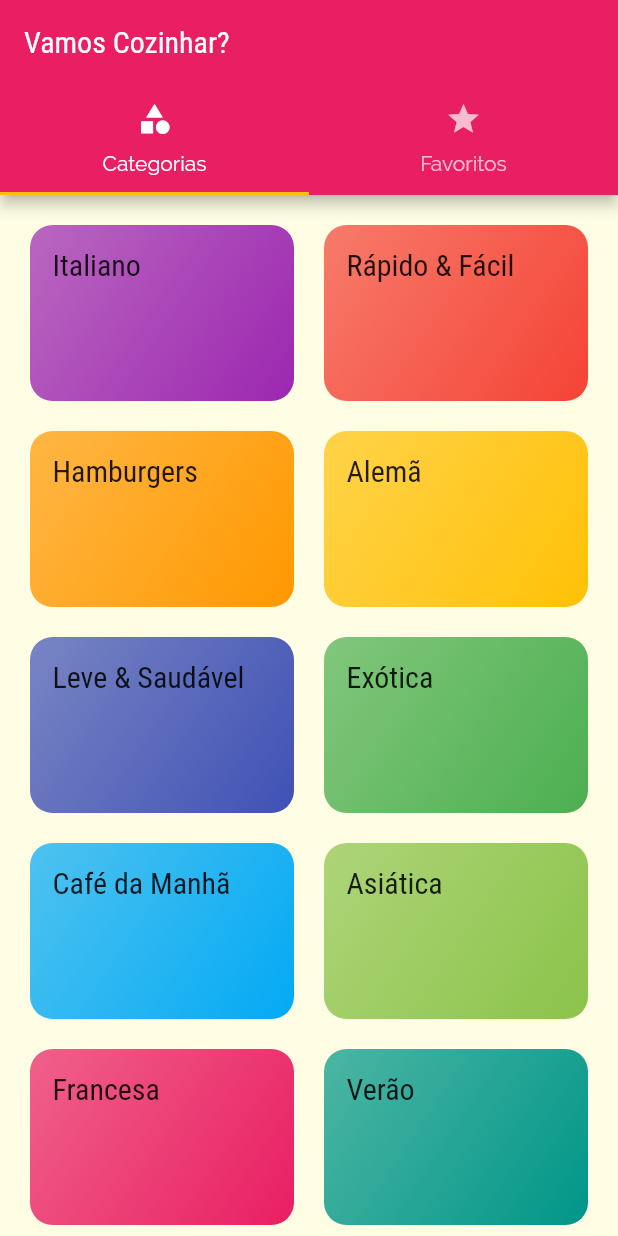
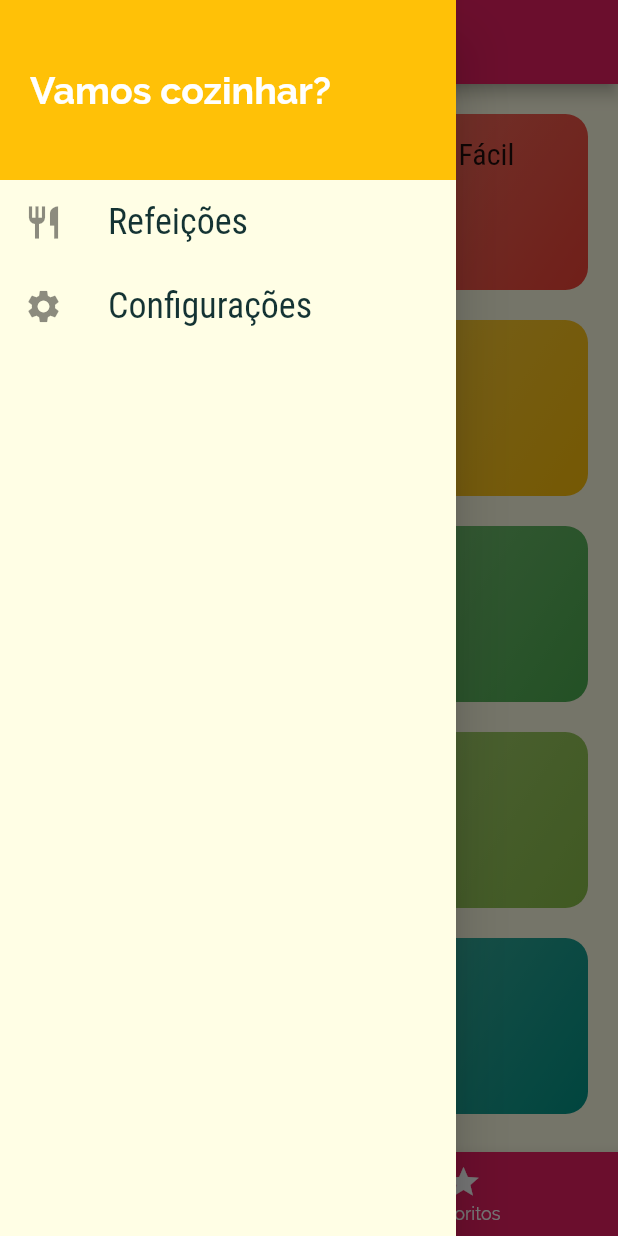
Before and after one commit to TonySilva7/meals, a Flutter app: the screen it shows after launch, with the side drawer open (before the commit the screen has no drawer), on a phone screen of 412 x 824 dp. Run offline on Flutter 3.47's test engine with Material 2 defaults, Android fonts, the phone set to English and light mode, and no system bars.

Commit message:
feat: implement drawer and filters in settings

```diff
--- /dev/null
+++ b/lib/components/main_drawer.dart
@@ -0,0 +1,56 @@
+import 'package:flutter/material.dart';
+import 'package:meals/utils/app_routes.dart';
+
+class MainDrawer extends StatelessWidget {
+  const MainDrawer({super.key});
+
+  Widget _createItem(IconData icon, String label, void Function() onTap) {
+    return ListTile(
+      leading: Icon(icon, size: 26),
+      title: Text(
+        label,
+        style: const TextStyle(
+          fontFamily: 'RobotoCondensed',
+          fontSize: 24,
+          fontWeight: FontWeight.normal,
+        ),
+      ),
+      onTap: onTap,
+    );
+  }
+
+  @override
+  Widget build(BuildContext context) {
+    return Drawer(
+      child: Column(
+        children: [
+          Container(
+            height: 120,
+            width: double.infinity,
+            padding: const EdgeInsets.all(20),
+            alignment: Alignment.centerLeft,
+            color: Theme.of(context).colorScheme.secondary,
+            child: const Text(
+              'Vamos cozinhar?',
+              style: TextStyle(
+                fontWeight: FontWeight.w700,
+                fontSize: 25,
+                color: Colors.white,
+              ),
+            ),
+          ),
+          _createItem(
+            Icons.restaurant,
+            'Refeições',
+            () => Navigator.of(context).pushReplacementNamed(AppRoutes.home),
+          ),
+          _createItem(
+            Icons.settings,
+            'Configurações',
+            () => Navigator.of(context).pushReplacementNamed(AppRoutes.settings),
+          )
+        ],
+      ),
+    );
+  }
+}
--- a/lib/main.dart
+++ b/lib/main.dart
@@ -1,14 +1,42 @@
 import 'package:flutter/material.dart';
+import 'package:meals/data/dummy_data.dart';
+import 'package:meals/models/meal.dart';
+import 'package:meals/models/settings.dart';
 import 'package:meals/screens/categories_meals_screen.dart';
 import 'package:meals/screens/categories_screen.dart';
 import 'package:meals/screens/meal_detail_screen.dart';
+import 'package:meals/screens/settings_screen.dart';
 import 'package:meals/screens/tabs_screen.dart';
 import 'package:meals/utils/app_routes.dart';
 
 void main() => runApp(MyApp());
 
-class MyApp extends StatelessWidget {
+class MyApp extends StatefulWidget {
   const MyApp({super.key});
+
+  @override
+  State<MyApp> createState() => _MyAppState();
+}
+
+class _MyAppState extends State<MyApp> {
+  Settings settings = Settings();
+  List<Meal> availableMeals = dummyMeals;
+
+  void _filterMeals(Settings settings) {
+    setState(() {
+      this.settings = settings;
+      availableMeals = dummyMeals.where((meal) {
+        // se algum dos filtros abaixo for true, essa comida não será exibida
+        final filterGluten = settings.isGlutenFree && !meal.isGlutenFree;
+        final filterLactose = settings.isLactoseFree && !meal.isLactoseFree;
+        final filterVegan = settings.isVegan && !meal.isVegan;
+        final filterVegetarian = settings.isVegetarian && !meal.isVegetarian;
+
+        // se nenhum dos filtros abaixo for true, essa comida será exibida
+        return !filterGluten && !filterLactose && !filterVegan && !filterVegetarian;
+      }).toList();
+    });
+  }
 
   @override
   Widget build(BuildContext context) {
@@ -35,9 +63,10 @@ class MyApp extends StatelessWidget {
       ),
       // home: const CategoriesScreen(),
       routes: {
-        AppRoutes.home: (context) => const TabsScreen(),
-        AppRoutes.categoriesMeals: (ctx) => const CategoriesMealsScreen(),
+        AppRoutes.home: (ctx) => const TabsScreen(),
+        AppRoutes.categoriesMeals: (ctx) => CategoriesMealsScreen(meals: availableMeals),
         AppRoutes.mealDetail: (ctx) => const MealDetailScreen(),
+        AppRoutes.settings: (ctx) => SettingsScreen(settings: settings, onSettingsChanged: _filterMeals),
       },
       onUnknownRoute: (configs) {
         return MaterialPageRoute(
--- /dev/null
+++ b/lib/models/settings.dart
@@ -0,0 +1,13 @@
+class Settings {
+  bool isGlutenFree;
+  bool isLactoseFree;
+  bool isVegan;
+  bool isVegetarian;
+
+  Settings({
+    this.isGlutenFree = false,
+    this.isLactoseFree = false,
+    this.isVegan = false,
+    this.isVegetarian = false,
+  });
+}
--- a/lib/screens/meal_detail_screen.dart
+++ b/lib/screens/meal_detail_screen.dart
@@ -87,6 +87,12 @@ class MealDetailScreen extends StatelessWidget {
           ],
         ),
       ),
+      floatingActionButton: FloatingActionButton(
+        child: Icon(Icons.star),
+        onPressed: () {
+          Navigator.of(context).pop(meal.title);
+        },
+      ),
     );
   }
 }
--- a/lib/screens/tabs_screen.dart
+++ b/lib/screens/tabs_screen.dart
@@ -1,35 +1,59 @@
 import 'package:flutter/material.dart';
+import 'package:meals/components/main_drawer.dart';
 import 'package:meals/screens/categories_screen.dart';
 import 'package:meals/screens/favorite_screen.dart';
 
-class TabsScreen extends StatelessWidget {
+class TabsScreen extends StatefulWidget {
   const TabsScreen({super.key});
 
   @override
+  State<TabsScreen> createState() => _TabsScreenState();
+}
+
+class _TabsScreenState extends State<TabsScreen> {
+  int selectedScreenIndex = 0;
+  final List<Map<String, Object>> _screens = [
+    {
+      'title': 'Lista de Categorias',
+      'screen': const CategoriesScreen(),
+    },
+    {
+      'title': 'Meus Favoritos',
+      'screen': const FavoriteScreen(),
+    },
+  ];
+
+  void _selectScreen(int index) {
+    setState(() {
+      selectedScreenIndex = index;
+    });
+  }
+
+  @override
   Widget build(BuildContext context) {
-    return DefaultTabController(
-      length: 2,
-      child: Scaffold(
+    return Scaffold(
       appBar: AppBar(
-          title: const Text('Vamos Cozinhar?'),
-          bottom: const TabBar(tabs: [
-            Tab(
+        title: Text(_screens[selectedScreenIndex]['title'] as String),
+      ),
+      body: _screens[selectedScreenIndex]['screen'] as Widget,
+      bottomNavigationBar: BottomNavigationBar(
+        onTap: _selectScreen,
+        backgroundColor: Theme.of(context).colorScheme.primary,
+        unselectedItemColor: Colors.white,
+        selectedItemColor: Theme.of(context).colorScheme.secondary,
+        currentIndex: selectedScreenIndex,
+        items: const [
+          BottomNavigationBarItem(
             icon: Icon(Icons.category),
-              text: 'Categorias',
+            label: 'Categorias',
           ),
-            Tab(
+          BottomNavigationBarItem(
             icon: Icon(Icons.star),
-              text: 'Favoritos',
+            label: 'Favoritos',
           ),
-          ]),
-        ),
-        body: const TabBarView(
-          children: [
-            CategoriesScreen(),
-            FavoriteScreen(),
         ],
       ),
-      ),
+      drawer: const MainDrawer(),
     );
   }
 }
--- a/lib/utils/app_routes.dart
+++ b/lib/utils/app_routes.dart
@@ -2,4 +2,5 @@ class AppRoutes {
   static const String home = '/';
   static const String categoriesMeals = '/categories-meals';
   static const String mealDetail = '/meal-detail';
+  static const String settings = '/settings';
 }
```
Also changed, not shown: lib/components/meal_item.dart (+10 -4 lines), lib/screens/categories_meals_screen.dart (+4 -3 lines), lib/screens/settings_screen.dart (added, +91 -0 lines). Lines whose indentation alone changed are shown as unchanged.
